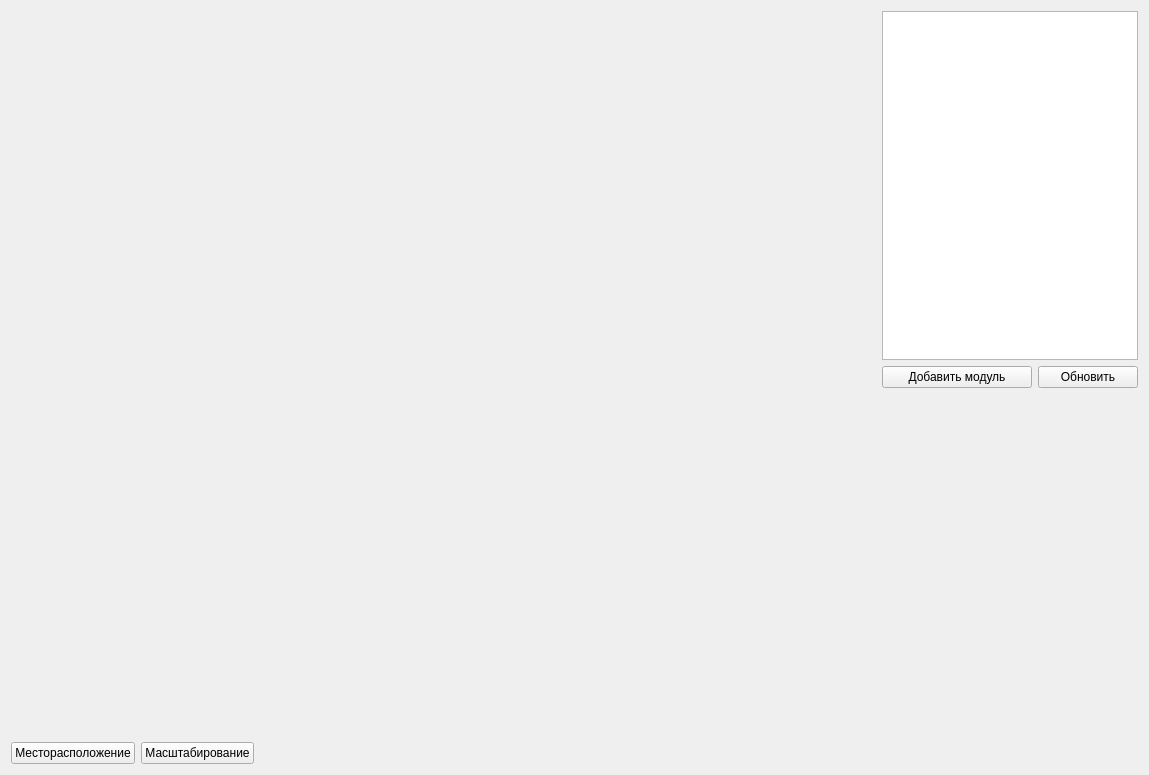
Old version of the form map/map.ui in the repository hydronautics-team/UMAS_GUI.
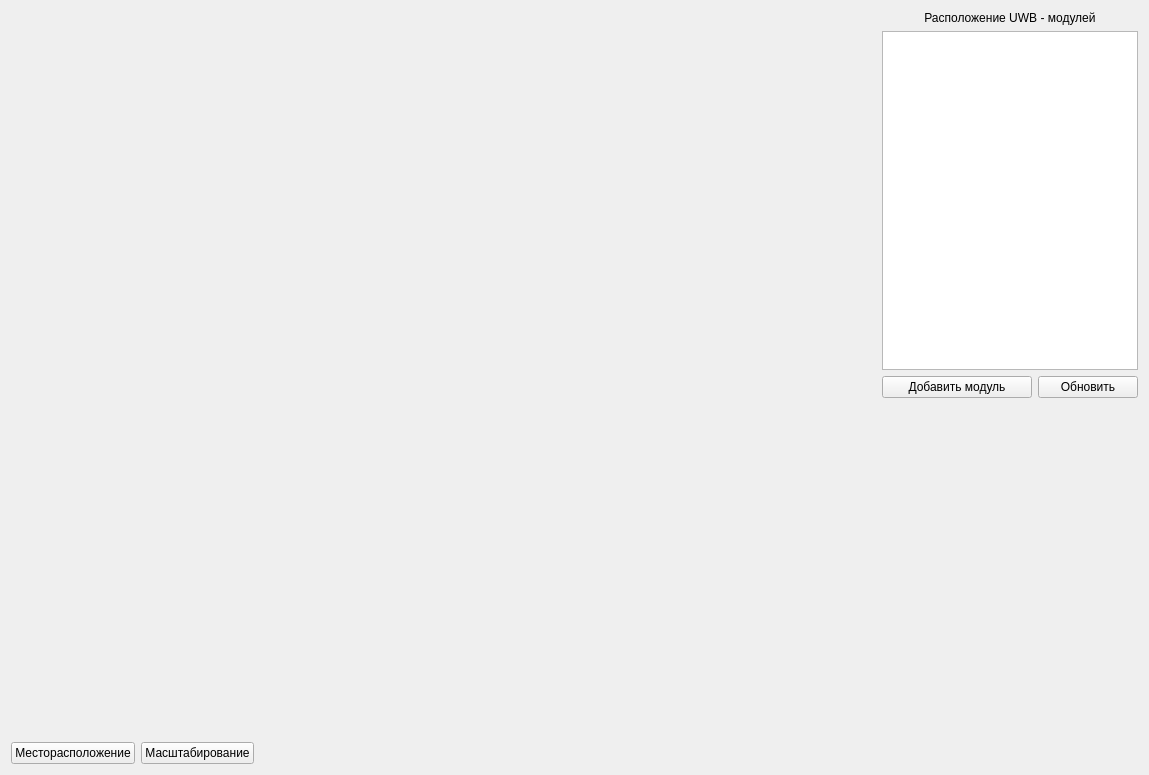
New version of the form.

```diff
--- a/map/map.ui
+++ b/map/map.ui
@@ -20,7 +20,17 @@
       <layout class="QVBoxLayout" name="verticalLayout_map"/>
      </item>
      <item>
-      <layout class="QVBoxLayout" name="verticalLayout_2" stretch="0,0,0">
+      <layout class="QVBoxLayout" name="verticalLayout_2" stretch="0,0,0,0">
+       <item>
+        <widget class="QLabel" name="label">
+         <property name="text">
+          <string>Расположение UWB - модулей</string>
+         </property>
+         <property name="alignment">
+          <set>Qt::AlignCenter</set>
+         </property>
+        </widget>
+       </item>
        <item>
         <widget class="QTableWidget" name="tableWidget_listUWB"/>
        </item>
```
